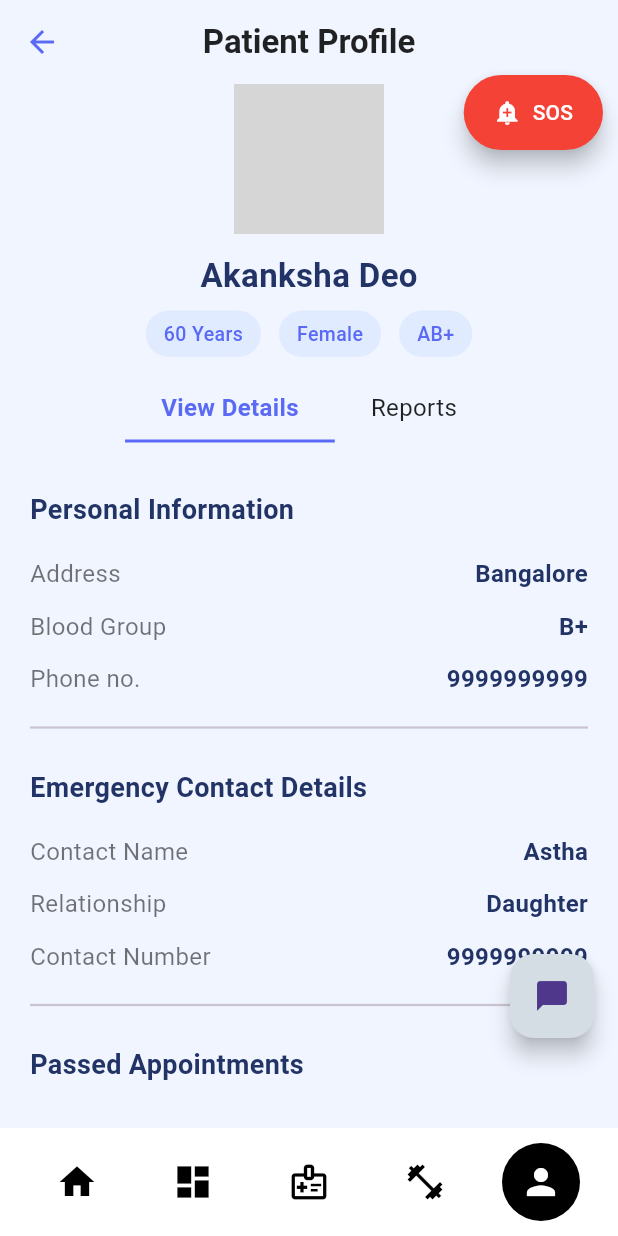
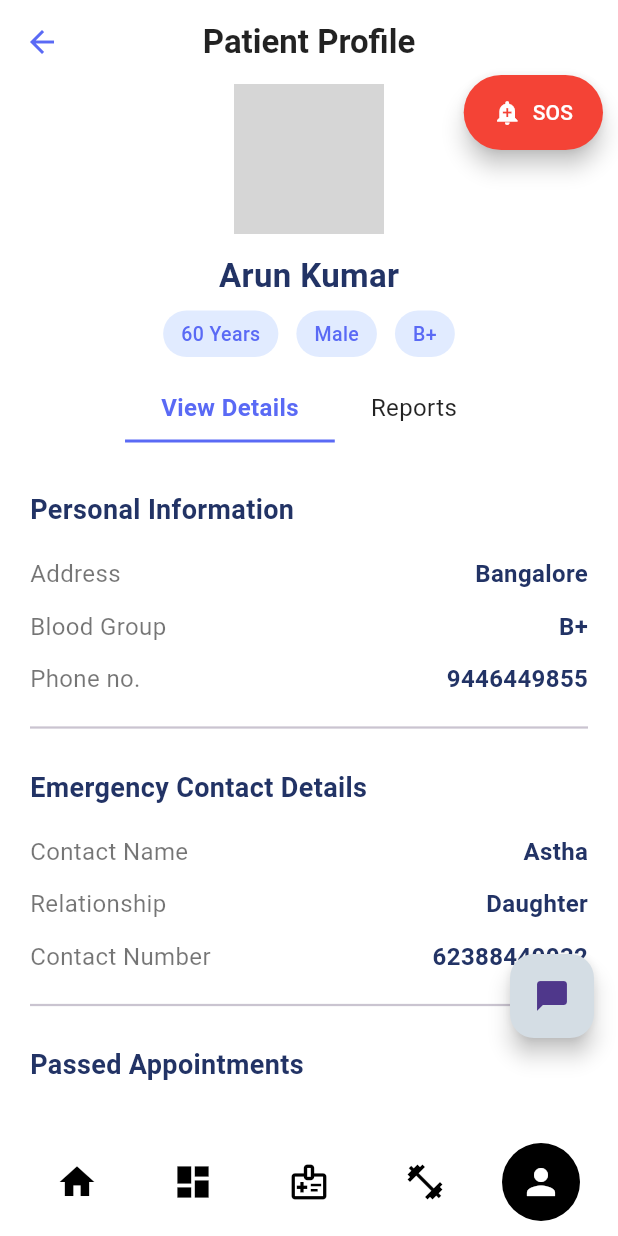
Before and after one commit to navaneeth0041/VitaCare, a Flutter app: the screen it shows after launch, item 5 of the bottom bar chosen, on a phone screen of 412 x 824 dp. Run offline on Flutter 3.47's test engine with Material 3 defaults, Android fonts, the phone set to English and light mode, and no system bars; our stand-ins replace cloud_firestore, firebase_core, firebase_storage, flutter_local_notifications, flutter_riverpod, flutter_tts and 5 more; accounts and stored records are empty; network calls fail; grey boxes are pictures that could not be loaded.

Commit message:
Profile updated

```diff
--- a/vitacare/lib/ProfilePage.dart
+++ b/vitacare/lib/ProfilePage.dart
@@ -13,7 +13,7 @@ class _PatientProfilePageState extends State<PatientProfilePage> {
   @override
   Widget build(BuildContext context) {
     return Scaffold(
-      backgroundColor: const Color(0xFFF0F5FF), // Light bluish background
+      backgroundColor: Colors.white,
       appBar: AppBar(
         title: const Text('Patient Profile', style: TextStyle(fontSize: 22, fontWeight: FontWeight.w600)),
         centerTitle: true,
@@ -49,7 +49,7 @@ class _PatientProfilePageState extends State<PatientProfilePage> {
         ),
         const SizedBox(height: 12),
         const Text(
-          'Akanksha Deo',
+          'Arun Kumar',
           style: TextStyle(fontSize: 22, fontWeight: FontWeight.w700, color: Color(0xFF223365)),
         ),
         const SizedBox(height: 8),
@@ -57,8 +57,8 @@ class _PatientProfilePageState extends State<PatientProfilePage> {
           mainAxisAlignment: MainAxisAlignment.center,
           children: [
             _buildInfoBadge('60 Years'),
-            _buildInfoBadge('Female'),
-            _buildInfoBadge('AB+'),
+            _buildInfoBadge('Male'),
+            _buildInfoBadge('B+'),
           ],
         ),
         const SizedBox(height: 12),
@@ -129,12 +129,12 @@ class _PatientProfilePageState extends State<PatientProfilePage> {
           _buildSectionTitle('Personal Information'),
           _buildInfoRow('Address', 'Bangalore'),
           _buildInfoRow('Blood Group', 'B+'),
-          _buildInfoRow('Phone no.', '9999999999'),
+          _buildInfoRow('Phone no.', '9446449855'),
           const Divider(height: 30, thickness: 1.5),
           _buildSectionTitle('Emergency Contact Details'),
           _buildInfoRow('Contact Name', 'Astha'),
           _buildInfoRow('Relationship', 'Daughter'),
-          _buildInfoRow('Contact Number', '9999999999'),
+          _buildInfoRow('Contact Number', '62388440032'),
           const Divider(height: 30, thickness: 1.5),
           _buildSectionTitle('Passed Appointments'),
           ListTile(
@@ -164,7 +164,7 @@ class _PatientProfilePageState extends State<PatientProfilePage> {
         children: [
           _buildSectionTitle('Doctor Prescriptions'),
           _buildReportItem('Dr. Inara Isani Prescription', 'Sunday, 2nd March 2024'),
-          _buildReportItem('Dr. Inara Isani Prescription', 'Sunday, 2nd March 2024'),
+          _buildReportItem('Dr. Mishra Kumar Prescription', 'Sunday, 7th March 2024'),
           const Align(
             alignment: Alignment.centerRight,
             child: Text(
```
